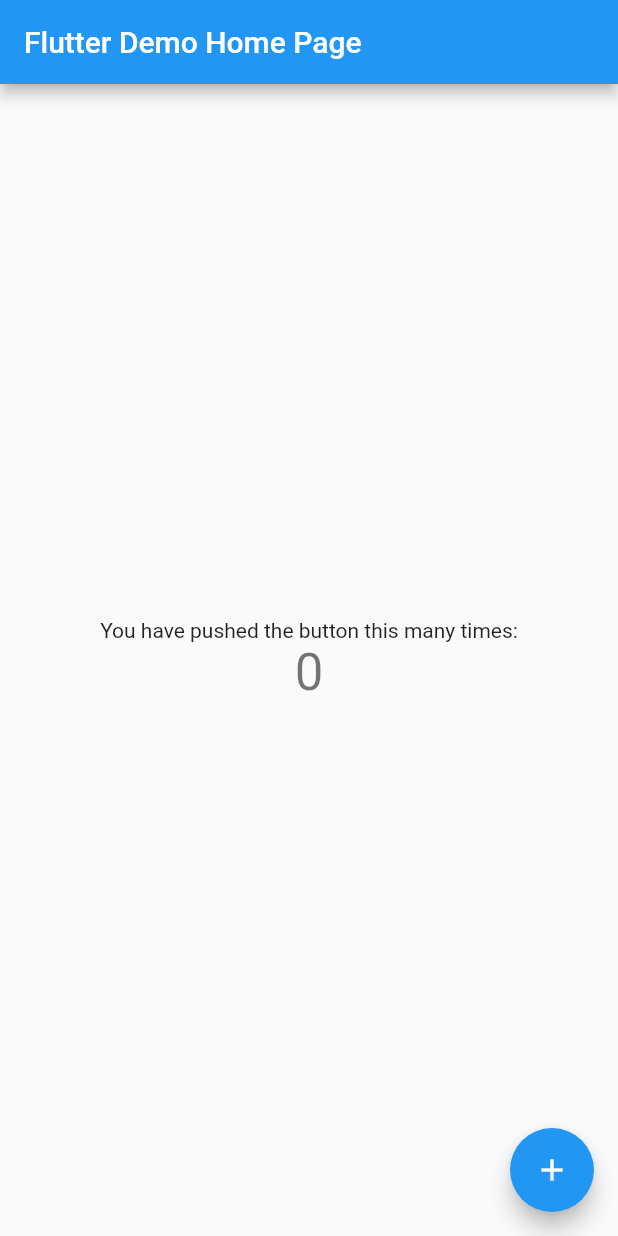
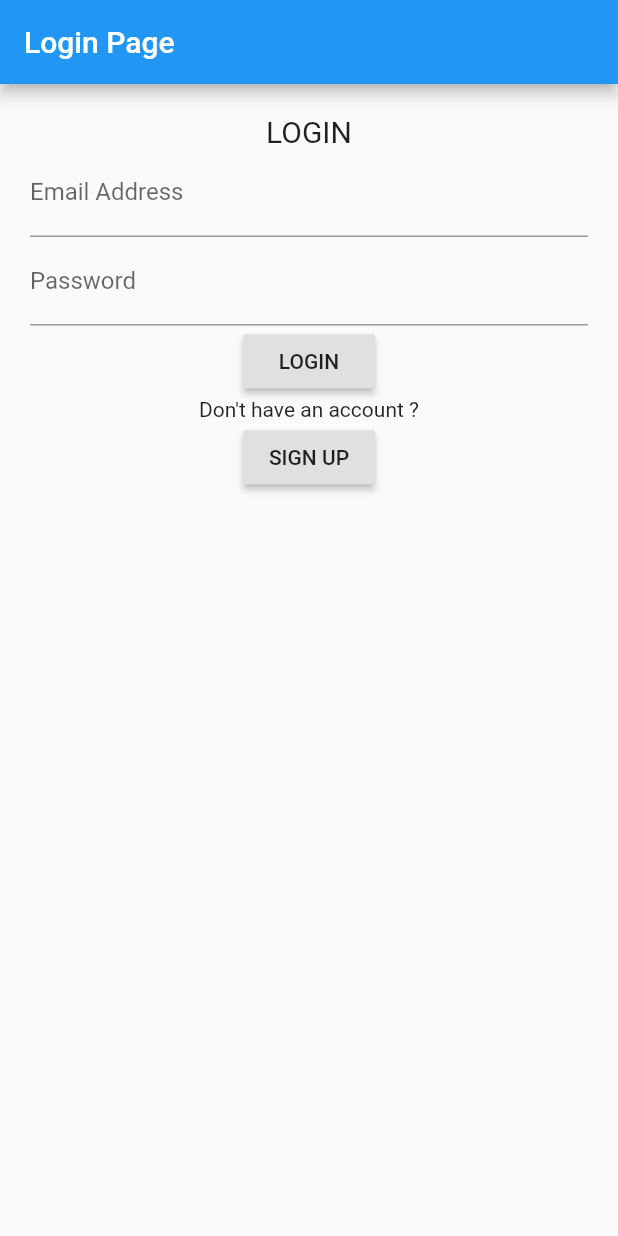
Before and after one commit to raz8153/support-group-app, a Flutter app: the screen it shows after launch, on a phone screen of 412 x 824 dp. Run offline on Flutter 3.47's test engine with Material 2 defaults, Android fonts, the phone set to English and light mode, and no system bars.

Commit message:
Add login page

```diff
--- /dev/null
+++ b/lib/login.dart
@@ -0,0 +1,46 @@
+import 'package:flutter/material.dart';
+import 'package:hackverse/usersignup.dart';
+
+class Login extends StatelessWidget {
+  @override
+  Widget build(BuildContext context) {
+    return Scaffold(
+        appBar: AppBar(
+          title: Text("Login Page"),
+        ),
+      body: Container(
+          padding: EdgeInsets.all(20.0),
+          child: Column(
+            children: <Widget>[
+              Text(
+                'LOGIN',
+                style: TextStyle(fontSize: 20),
+              ),
+
+
+                TextFormField(
+                    keyboardType: TextInputType.emailAddress,
+                    decoration: InputDecoration(labelText: "Email Address")),
+                TextFormField(
+                    obscureText: true,
+                    decoration: InputDecoration(labelText: "Password")),
+                RaisedButton(child: Text("LOGIN"), onPressed: () {}),
+                Text('Don\'t have an account ?'),
+                RaisedButton(child: Text("SIGN UP"), onPressed: () {
+                  Navigator.push(
+                    context,
+                    MaterialPageRoute(builder: (context) => UserSignUp()),
+                  );
+                }),
+
+
+
+
+
+            ],
+          )
+      ),
+
+    );
+  }
+}
--- a/lib/main.dart
+++ b/lib/main.dart
@@ -1,4 +1,6 @@
 import 'package:flutter/material.dart';
+
+import 'login.dart';
 
 void main() => runApp(MyApp());
 
@@ -9,103 +11,9 @@ class MyApp extends StatelessWidget {
     return MaterialApp(
       title: 'Flutter Demo',
       theme: ThemeData(
-        // This is the theme of your application.
-        //
-        // Try running your application with "flutter run". You'll see the
-        // application has a blue toolbar. Then, without quitting the app, try
-        // changing the primarySwatch below to Colors.green and then invoke
-        // "hot reload" (press "r" in the console where you ran "flutter run",
-        // or simply save your changes to "hot reload" in a Flutter IDE).
-        // Notice that the counter didn't reset back to zero; the application
-        // is not restarted.
         primarySwatch: Colors.blue,
       ),
-      home: MyHomePage(title: 'Flutter Demo Home Page'),
+      home: Login(),
     );
   }
 }
-
-class MyHomePage extends StatefulWidget {
-  MyHomePage({Key key, this.title}) : super(key: key);
-
-  // This widget is the home page of your application. It is stateful, meaning
-  // that it has a State object (defined below) that contains fields that affect
-  // how it looks.
-
-  // This class is the configuration for the state. It holds the values (in this
-  // case the title) provided by the parent (in this case the App widget) and
-  // used by the build method of the State. Fields in a Widget subclass are
-  // always marked "final".
-
-  final String title;
-
-  @override
-  _MyHomePageState createState() => _MyHomePageState();
-}
-
-class _MyHomePageState extends State<MyHomePage> {
-  int _counter = 0;
-
-  void _incrementCounter() {
-    setState(() {
-      // This call to setState tells the Flutter framework that something has
-      // changed in this State, which causes it to rerun the build method below
-      // so that the display can reflect the updated values. If we changed
-      // _counter without calling setState(), then the build method would not be
-      // called again, and so nothing would appear to happen.
-      _counter++;
-    });
-  }
-
-  @override
-  Widget build(BuildContext context) {
-    // This method is rerun every time setState is called, for instance as done
-    // by the _incrementCounter method above.
-    //
-    // The Flutter framework has been optimized to make rerunning build methods
-    // fast, so that you can just rebuild anything that needs updating rather
-    // than having to individually change instances of widgets.
-    return Scaffold(
-      appBar: AppBar(
-        // Here we take the value from the MyHomePage object that was created by
-        // the App.build method, and use it to set our appbar title.
-        title: Text(widget.title),
-      ),
-      body: Center(
-        // Center is a layout widget. It takes a single child and positions it
-        // in the middle of the parent.
-        child: Column(
-          // Column is also a layout widget. It takes a list of children and
-          // arranges them vertically. By default, it sizes itself to fit its
-          // children horizontally, and tries to be as tall as its parent.
-          //
-          // Invoke "debug painting" (press "p" in the console, choose the
-          // "Toggle Debug Paint" action from the Flutter Inspector in Android
-          // Studio, or the "Toggle Debug Paint" command in Visual Studio Code)
-          // to see the wireframe for each widget.
-          //
-          // Column has various properties to control how it sizes itself and
-          // how it positions its children. Here we use mainAxisAlignment to
-          // center the children vertically; the main axis here is the vertical
-          // axis because Columns are vertical (the cross axis would be
-          // horizontal).
-          mainAxisAlignment: MainAxisAlignment.center,
-          children: <Widget>[
-            Text(
-              'You have pushed the button this many times:',
-            ),
-            Text(
-              '$_counter',
-              style: Theme.of(context).textTheme.display1,
-            ),
-          ],
-        ),
-      ),
-      floatingActionButton: FloatingActionButton(
-        onPressed: _incrementCounter,
-        tooltip: 'Increment',
-        child: Icon(Icons.add),
-      ), // This trailing comma makes auto-formatting nicer for build methods.
-    );
-  }
-}
--- a/pubspec.yaml
+++ b/pubspec.yaml
@@ -41,9 +41,9 @@ flutter:
   uses-material-design: true
 
   # To add assets to your application, add an assets section, like this:
-  # assets:
-  #  - images/a_dot_burr.jpeg
-  #  - images/a_dot_ham.jpeg
+
+# assets:
+#   - assets/login_icon.png
 
   # An image asset can refer to one or more resolution-specific "variants", see
   # https://flutter.dev/assets-and-images/#resolution-aware.
```
Also changed, not shown: lib/usersignup.dart (added, +47 -0 lines).
